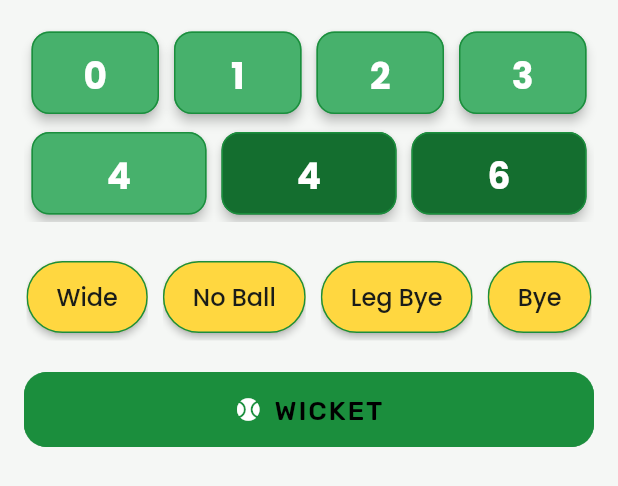
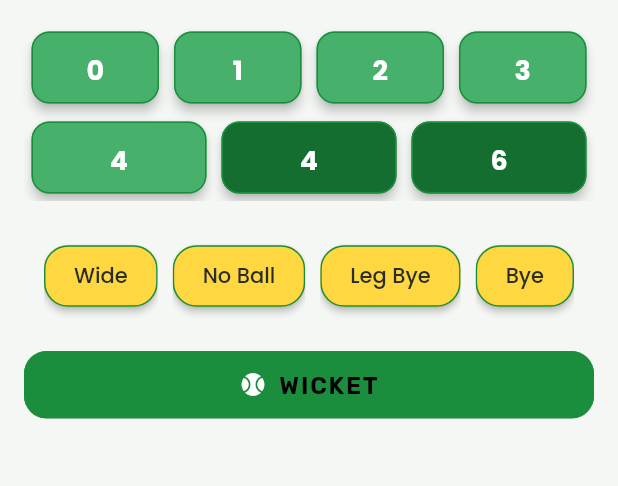
Before and after one commit to shaikhikram04/Tracket, a Flutter app: the ScoringControls widget shown alone on an empty page, opened directly with empty values, on a phone screen of 412 x 824 dp. Shown: the top 486 px of the screen. Run offline on Flutter 3.47's test engine with Material 3 defaults, Android fonts, the phone set to English and light mode, and no system bars; our stand-ins replace animate_do, cloud_firestore, device_preview, firebase_auth, firebase_core, flutter_animate and 9 more; accounts and stored records are empty; generated files the repository leaves out were written again.

Commit message:
added theming in Scoring Control

```diff
--- a/lib/features/matches/screens/operator_side_scoring_screen/scoring_controls.dart
+++ b/lib/features/matches/screens/operator_side_scoring_screen/scoring_controls.dart
@@ -8,6 +8,7 @@ import 'package:tracket/features/matches/providers/match_provider.dart';
 import 'package:tracket/features/matches/screens/operator_side_scoring_screen/blur_overlay.dart';
 import 'package:tracket/features/matches/screens/operator_side_scoring_screen/wicket_reason.dart';
 import 'package:tracket/utils/constants/colors.dart';
+import 'package:tracket/utils/helpers/helping_function.dart';
 import 'package:tracket/utils/utility_classes/custom_button.dart';
 
 class ScoringControls extends ConsumerWidget {
@@ -27,6 +28,8 @@ class ScoringControls extends ConsumerWidget {
     final extras = ref.watch(extrasProvider);
     final matchState = ref.watch(matchStateProvider);
 
+    final isDark = THelperFunction.isDarkMode(context);
+
     return ClipRRect(
       child: Stack(
         children: [
@@ -42,7 +45,7 @@ class ScoringControls extends ConsumerWidget {
                     return Expanded(
                       child: Container(
                         margin: const EdgeInsets.all(5),
-                        height: 55,
+                        height: 48,
                         child: ElevatedButton(
                           onPressed: () {
                             ref.read(inningsStateProvider.notifier).addDelivery(
@@ -64,7 +67,7 @@ class ScoringControls extends ConsumerWidget {
                           child: Text(
                             '$runs',
                             style: GoogleFonts.poppins(
-                              fontSize: 24,
+                              fontSize: 18,
                               fontWeight: FontWeight.bold,
                               color: LightThemeColors.surfaceColor,
                             ),
@@ -83,7 +86,7 @@ class ScoringControls extends ConsumerWidget {
                           children: [
                             Container(
                               margin: const EdgeInsets.all(5),
-                              height: 55,
+                              height: 48,
                               width: double.infinity,
                               child: ElevatedButton(
                                 onPressed: () {
@@ -110,7 +113,7 @@ class ScoringControls extends ConsumerWidget {
                                 child: Text(
                                   '$runs',
                                   style: GoogleFonts.poppins(
-                                    fontSize: 24,
+                                    fontSize: 18,
                                     fontWeight: FontWeight.bold,
                                     color: LightThemeColors.surfaceColor,
                                   ),
@@ -134,7 +137,7 @@ class ScoringControls extends ConsumerWidget {
                 // Extras Wrap
                 Wrap(
                   spacing: 10,
-                  runSpacing: 10,
+                  runSpacing: 2,
                   children: ['Wide', 'No Ball', 'Leg Bye', 'Bye'].map((extra) {
                     // Determine if this button should appear blurred based on current extras.
                     bool shouldBlur = false;
@@ -203,15 +206,16 @@ class ScoringControls extends ConsumerWidget {
                                 backgroundColor: Colors.amberAccent,
                                 elevation: 2,
                                 padding: const EdgeInsets.symmetric(
-                                    horizontal: 20, vertical: 12),
+                                    horizontal: 20, vertical: 10),
                                 shape: RoundedRectangleBorder(
-                                  borderRadius: BorderRadius.circular(25),
+                                  borderRadius: BorderRadius.circular(16),
                                 ),
                               ),
                               child: Text(
                                 extra,
                                 style: GoogleFonts.poppins(
-                                  color: LightThemeColors.primaryText,
+                                  color: DarkThemeColors.surfaceColor,
+                                  fontSize: 14,
                                   fontWeight: FontWeight.w500,
                                 ),
                               ),
@@ -276,9 +280,8 @@ class ScoringControls extends ConsumerWidget {
                         },
                         text: 'WICKET',
                         textStyle:
-                            Theme.of(context).textTheme.bodyLarge!.copyWith(
+                            Theme.of(context).textTheme.titleLarge!.copyWith(
                                   letterSpacing: 1.2,
-                                  fontSize: 18,
                                 ),
                         icon: const Icon(
                           Icons.sports_baseball,
@@ -286,7 +289,7 @@ class ScoringControls extends ConsumerWidget {
                         ),
                         backgroundColor: StatusColors.error,
                         borderRadius: 15,
-                        height: 50,
+                        height: 45,
                         width: double.infinity,
                       ),
                       if (extras.isBye || extras.isLegBye) const BlurOverlay(),
```
